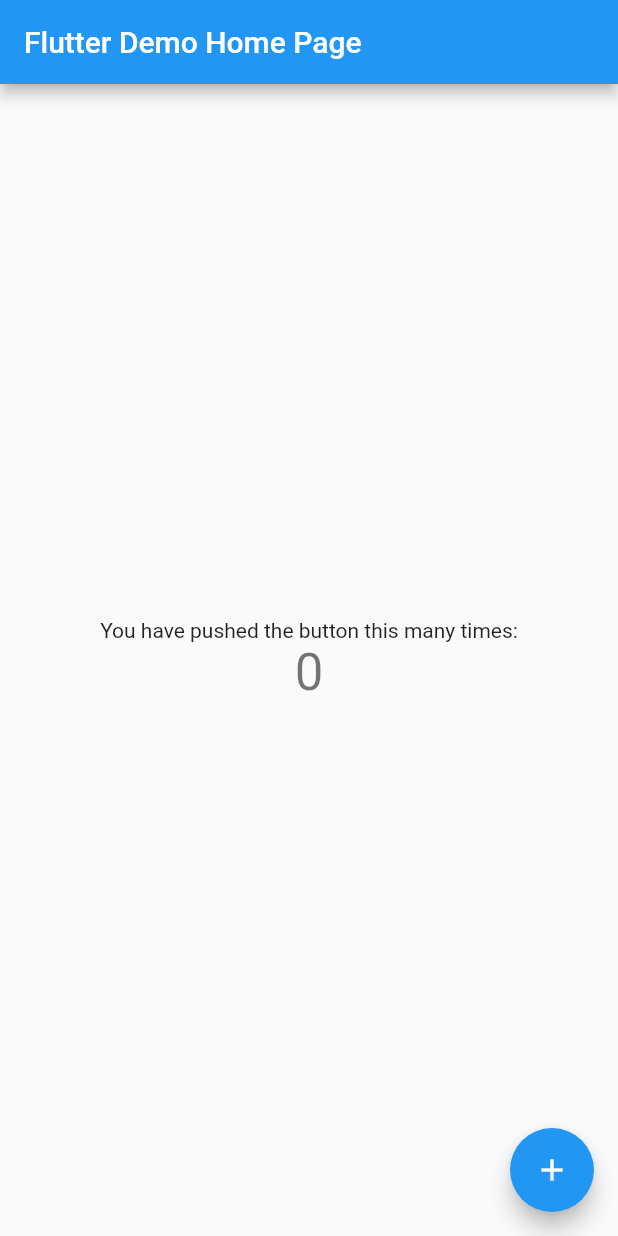
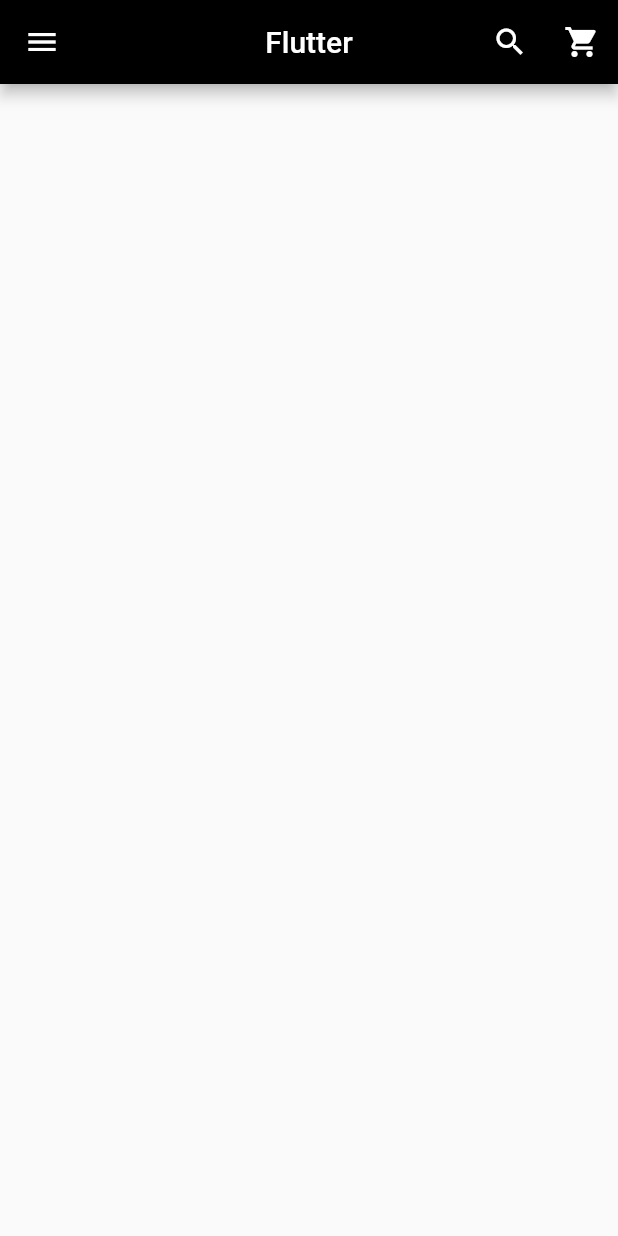
Before and after one commit to KellyMBentes/flutterResponsivenessCourse, a Flutter app: the screen it shows after launch, on a phone screen of 412 x 824 dp. Run offline on Flutter 3.47's test engine with Material 2 defaults, Android fonts, the light colour scheme and no system bars; our stand-ins replace device_preview.

Commit message:
Create mobile and web app bar (#2)

```diff
--- a/lib/main.dart
+++ b/lib/main.dart
@@ -1,6 +1,7 @@
 import 'package:device_preview/device_preview.dart';
 import 'package:flutter/foundation.dart';
 import 'package:flutter/material.dart';
+import 'package:flutter_responsiveness_course/pages/home/home_page.dart';
 
 void main() => runApp(
       DevicePreview(
@@ -20,89 +21,9 @@
       locale: DevicePreview.locale(context),
       builder: DevicePreview.appBuilder,
       theme: ThemeData(
-        // This is the theme of your application.
-        //
-        // Try running your application with "flutter run". You'll see the
-        // application has a blue toolbar. Then, without quitting the app, try
-        // changing the primarySwatch below to Colors.green and then invoke
-        // "hot reload" (press "r" in the console where you ran "flutter run",
-        // or simply save your changes to "hot reload" in a Flutter IDE).
-        // Notice that the counter didn't reset back to zero; the application
-        // is not restarted.
         primarySwatch: Colors.blue,
       ),
-      home: const MyHomePage(title: 'Flutter Demo Home Page'),
+      home: HomePage(),
     );
   }
 }
-
-class MyHomePage extends StatefulWidget {
-  const MyHomePage({super.key, required this.title});
-
-  // This widget is the home page of your application. It is stateful, meaning
-  // that it has a State object (defined below) that contains fields that affect
-  // how it looks.
-
-  // This class is the configuration for the state. It holds the values (in this
-  // case the title) provided by the parent (in this case the App widget) and
-  // used by the build method of the State. Fields in a Widget subclass are
-  // always marked "final".
-
-  final String title;
-
-  @override
-  State<MyHomePage> createState() => _MyHomePageState();
-}
-
-class _MyHomePageState extends State<MyHomePage> {
-  int _counter = 0;
-
-  void _incrementCounter() {
-    setState(() {
-      // This call to setState tells the Flutter framework that something has
-      // changed in this State, which causes it to rerun the build method below
-      // so that the display can reflect the updated values. If we changed
-      // _counter without calling setState(), then the build method would not be
-      // called again, and so nothing would appear to happen.
-      _counter++;
-    });
-  }
-
-  @override
-  Widget build(BuildContext context) {
-    // This method is rerun every time setState is called, for instance as done
-    // by the _incrementCounter method above.
-    //
-    // The Flutter framework has been optimized to make rerunning build methods
-    // fast, so that you can just rebuild anything that needs updating rather
-    // than having to individually change instances of widgets.
-    return Scaffold(
-      appBar: AppBar(
-        // Here we take the value from the MyHomePage object that was created by
-        // the App.build method, and use it to set our appbar title.
-        title: Text(widget.title),
-      ),
-      body: Center(
-        // Center is a layout widget. It takes a single child and positions it
-        // in the middle of the parent.
-        child: Column(
-          mainAxisAlignment: MainAxisAlignment.center,
-          children: <Widget>[
-            const Text(
-              'You have pushed the button this many times:',
-            ),
-            Text(
-              '$_counter',
-              style: Theme.of(context).textTheme.headline4,
-            ),
-          ],
-        ),
-      ),
-      floatingActionButton: FloatingActionButton(
-        onPressed: _incrementCounter,
-        tooltip: 'Increment',
-        child: const Icon(Icons.add),
-      ), // This trailing comma makes auto-formatting nicer for build methods.
-    );
-  }
-}
--- /dev/null
+++ b/lib/pages/home/home_page.dart
@@ -0,0 +1,23 @@
+import 'package:flutter/material.dart';
+import 'package:flutter_responsiveness_course/pages/home/widgets/app_bar/mobile_app_bar.dart';
+import 'package:flutter_responsiveness_course/pages/home/widgets/app_bar/web_app_bar.dart';
+
+class HomePage extends StatelessWidget {
+  @override
+  Widget build(BuildContext context) {
+    return LayoutBuilder(builder: (context, constraints) {
+      return Scaffold(
+        appBar: constraints.maxWidth <= 800
+            ? PreferredSize(
+                preferredSize: const Size(double.infinity, 56),
+                child: MobileAppBar(),
+              )
+            : PreferredSize(
+                preferredSize: const Size(double.infinity, 72),
+                child: WebAppBar(),
+              ),
+        drawer: const Drawer(),
+      );
+    });
+  }
+}
--- /dev/null
+++ b/lib/pages/home/widgets/app_bar/mobile_app_bar.dart
@@ -0,0 +1,19 @@
+import 'package:flutter/material.dart';
+
+class MobileAppBar extends StatelessWidget {
+  @override
+  Widget build(BuildContext context) {
+    return AppBar(
+      backgroundColor: Colors.black,
+      title: const Text(
+        "Flutter",
+        textAlign: TextAlign.center,
+      ),
+      centerTitle: true,
+      actions: [
+        IconButton(onPressed: () {}, icon: const Icon(Icons.search)),
+        IconButton(onPressed: () {}, icon: const Icon(Icons.shopping_cart)),
+      ],
+    );
+  }
+}
```
Also changed, not shown: lib/pages/home/widgets/app_bar/web_app_bar.dart (added, +54 -0 lines).
